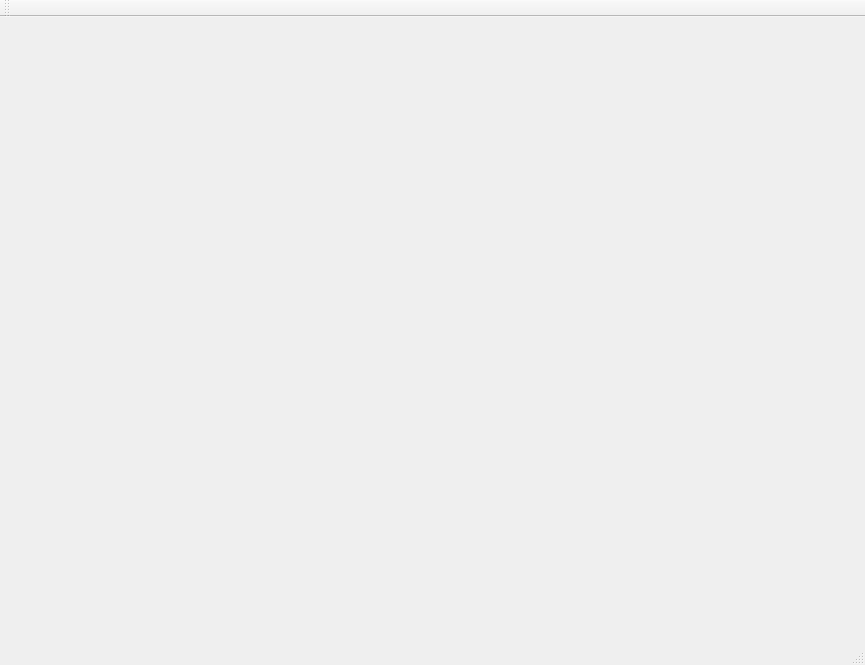
zkovari/plotlyst, file ui/main_window.ui: the form before one commit.
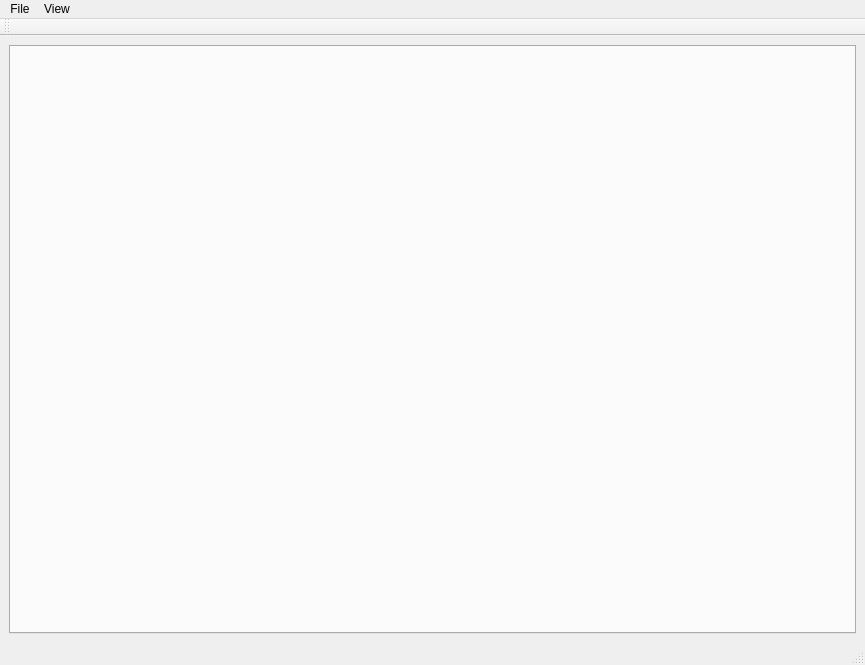
The form after the commit.

Diff of the .ui file:
```diff
--- a/ui/main_window.ui
+++ b/ui/main_window.ui
@@ -13,7 +13,20 @@
   <property name="windowTitle">
    <string>MainWindow</string>
   </property>
-  <widget class="QWidget" name="centralwidget"/>
+  <widget class="QWidget" name="centralwidget">
+   <layout class="QVBoxLayout" name="verticalLayout">
+    <item>
+     <widget class="QTabWidget" name="tabWidget">
+      <property name="tabPosition">
+       <enum>QTabWidget::North</enum>
+      </property>
+      <property name="currentIndex">
+       <number>-1</number>
+      </property>
+     </widget>
+    </item>
+   </layout>
+  </widget>
   <widget class="QMenuBar" name="menubar">
    <property name="geometry">
     <rect>
@@ -23,6 +36,18 @@
      <height>22</height>
     </rect>
    </property>
+   <widget class="QMenu" name="menuFile">
+    <property name="title">
+     <string>File</string>
+    </property>
+   </widget>
+   <widget class="QMenu" name="menuView">
+    <property name="title">
+     <string>View</string>
+    </property>
+   </widget>
+   <addaction name="menuFile"/>
+   <addaction name="menuView"/>
   </widget>
   <widget class="QStatusBar" name="statusbar"/>
   <widget class="QToolBar" name="toolBar">
```
